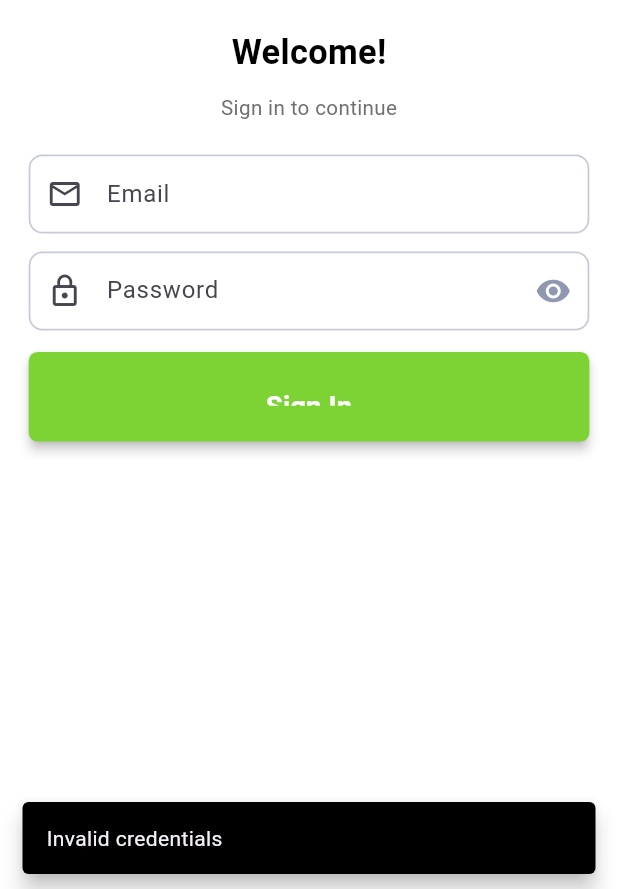
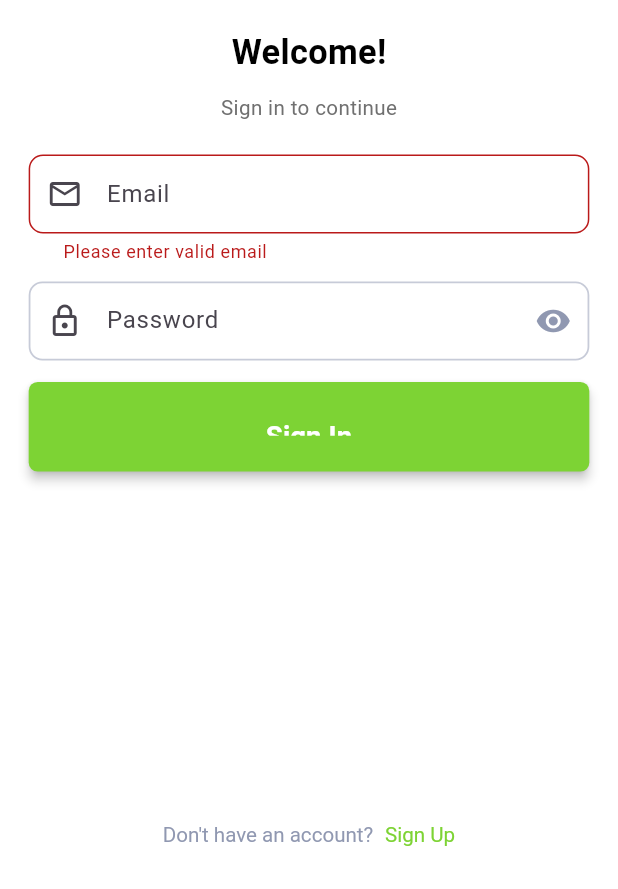
Before and after one commit to Kamal578/CH4NGE_UI, a Flutter app: the screen it shows after launch, after a tap on "Sign In", on a phone screen of 412 x 824 dp, the part 347-1236 px from its top. Run offline on Flutter 3.47's test engine with Material 3 defaults, Android fonts, the phone set to English and light mode, and no system bars; our stand-ins replace dio, either_dart, email_validator, flutter_bloc, flutter_dotenv, flutter_map and 7 more; missing offline and left inert: flutter_map_heatmap; Roboto replaces fonts that are missing (dana).

Commit message:
Added validation check on Sign In Page Improved appereance snackbar

```diff
--- a/lib/features/layers/data/datasources/datasource_auth.dart
+++ b/lib/features/layers/data/datasources/datasource_auth.dart
@@ -13,7 +13,7 @@ class AuthenticationRemote extends IAuthenticationDatasource {
   final _mockUser = {
     'user_id': '12345',
     'email': 'd.kuramshin@ufaz.az',
-    'password': 'Qwerty123',
+    'password': 'Qwerty123@',
     'username': 'Dima',
     'token': 'mock_jwt_token_12345'
   };
--- a/lib/features/layers/presentation/screens/authentication/sign_in/sign_in_page.dart
+++ b/lib/features/layers/presentation/screens/authentication/sign_in/sign_in_page.dart
@@ -71,15 +71,27 @@ class _SignInPageState extends State<SignInPage> {
                     state.response.fold((left) {
                       emailController.text = '';
                       passwordController.text = '';
-                      var snackbar = SnackBar(
+                        var snackbar = SnackBar(
                         content: Text(
                           left,
-                          style: TextStyle(fontFamily: 'dana', fontSize: 14),
+                          style: TextStyle(
+                          fontFamily: 'dana',
+                          fontSize: 14.sp,
+                          fontWeight: FontWeight.w500,
+                          color: Colors.white,
+                          ),
                         ),
-                        backgroundColor: Colors.black,
+                        backgroundColor:  Colors.red,
                         behavior: SnackBarBehavior.floating,
-                        duration: Duration(seconds: 1),
-                      );
+                        shape: RoundedRectangleBorder(
+                          borderRadius: BorderRadius.circular(8.r),
+                        ),
+                        margin: EdgeInsets.symmetric(
+                          horizontal: 16.w,
+                          vertical: 8.h,
+                        ),
+                        duration: const Duration(seconds: 2),
+                        );
                       ScaffoldMessenger.of(context).showSnackBar(snackbar);
                     }, (right) {
                       context.go('/');
@@ -88,7 +100,16 @@ class _SignInPageState extends State<SignInPage> {
                 },
                 builder: (context, state) {
                   if (state is AuthLoadingState) {
-                    return CircularProgressIndicator();
+                    return Stack(
+                      children: [
+                        _signInButton(emailController, passwordController),
+                        Center(
+                          child: CircularProgressIndicator(
+                            color: Colors.white,
+                          ),
+                        ),
+                      ],
+                    );
                   }
                   if (state is AuthInitState) {
                     return _signInButton(emailController, passwordController);
@@ -205,12 +226,6 @@ class _SignInPageState extends State<SignInPage> {
         ),
         errorMaxLines: 3,
       ),
-      validator: (value) {
-        if (value == null || (!isValidPassword(value, isRequired: true))) {
-          return "Password must be at least 8 characters long, include an uppercase letter, a lowercase letter, a number, and a special character (!@#\$&*~).";
-        }
-        return null;
-      },
       obscureText: passwordVisible,
     );
   }
@@ -219,8 +234,10 @@ class _SignInPageState extends State<SignInPage> {
       TextEditingController passwordController) {
     return ElevatedButton(
       onPressed: () {
-        BlocProvider.of<AuthBloc>(context).add(
-            AuthLoginRequest(emailController.text, passwordController.text));
+        if (_formKey.currentState!.validate()) {
+          BlocProvider.of<AuthBloc>(context).add(
+              AuthLoginRequest(emailController.text, passwordController.text));
+        }
       },
       style: ElevatedButton.styleFrom(
         elevation: 3,
@@ -263,7 +280,7 @@ class _SignInPageState extends State<SignInPage> {
                 fontSize: 12.sp,
                 fontWeight: FontWeight.w400,
                 color: const Color(0xFF7DD334),
-              ), // Modify theme later
+              ),
             ),
           ],
         ),
```
